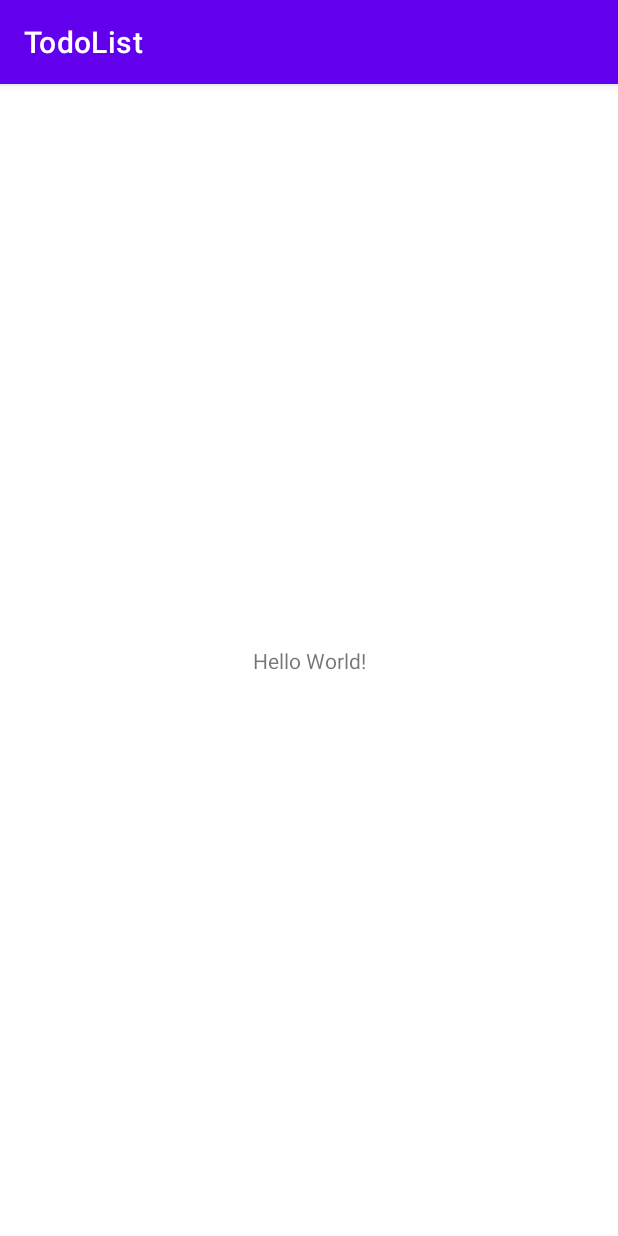
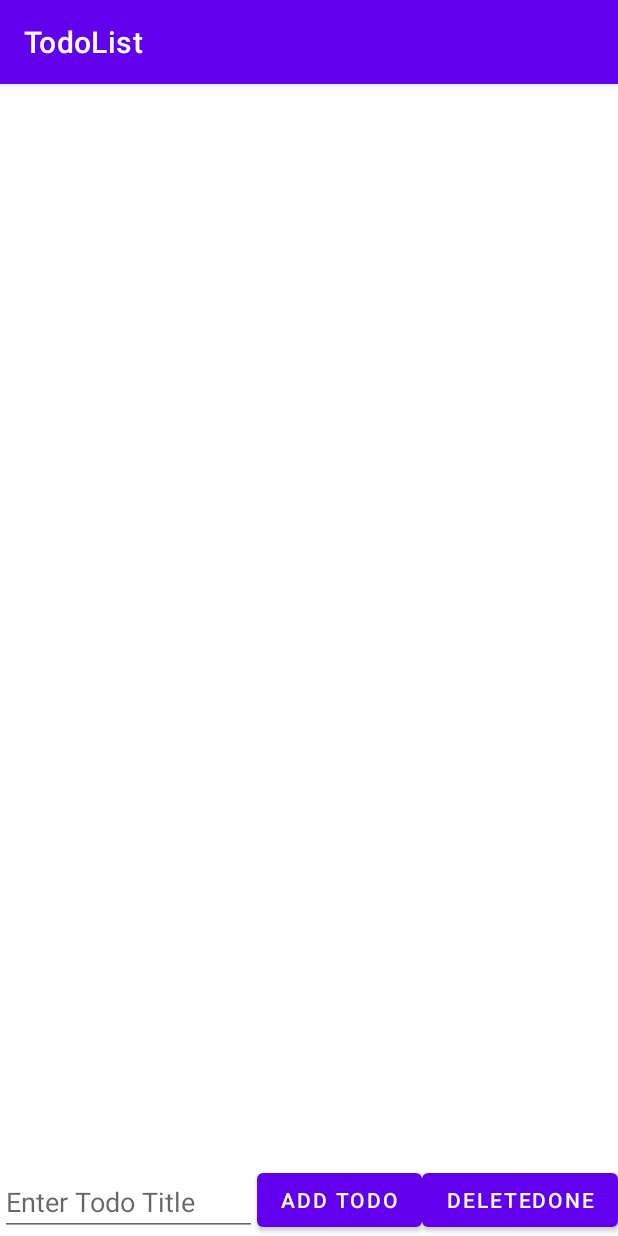
Before and after one commit to GabrielCavalcanti13/Kotlin, an Android app: the screen it shows after launch (MainActivity), on a phone screen of 412 x 824 dp. Run offline under Robolectric (Android 15) with nearby library versions, the phone set to English and light mode, and no system bars.

Commit message:
Creating layout

```diff
--- a/TodoList/app/src/main/res/layout/activity_main.xml
+++ b/TodoList/app/src/main/res/layout/activity_main.xml
@@ -6,13 +6,37 @@
     android:layout_height="match_parent"
     tools:context=".MainActivity">
 
-    <TextView
+    <androidx.recyclerview.widget.RecyclerView
+        android:id="@+id/rvTodoItens"
+        android:layout_width="match_parent"
+        android:layout_height="0dp"
+        app:layout_constraintBottom_toTopOf="@+id/btnAddTodo"
+        app:layout_constraintEnd_toEndOf="parent"
+        app:layout_constraintStart_toStartOf="parent"
+        app:layout_constraintTop_toTopOf="parent" />
+
+    <EditText
+        android:id="@+id/etTodoTitle"
+        android:layout_width="0dp"
+        android:layout_height="wrap_content"
+        android:hint="Enter Todo Title"
+        app:layout_constraintBottom_toBottomOf="parent"
+        app:layout_constraintEnd_toStartOf="@+id/btnAddTodo"
+        app:layout_constraintStart_toStartOf="parent" />
+
+    <Button
+        android:id="@+id/btnAddTodo"
         android:layout_width="wrap_content"
         android:layout_height="wrap_content"
-        android:text="Hello World!"
+        android:text="Add Todo"
         app:layout_constraintBottom_toBottomOf="parent"
-        app:layout_constraintLeft_toLeftOf="parent"
-        app:layout_constraintRight_toRightOf="parent"
-        app:layout_constraintTop_toTopOf="parent" />
+        app:layout_constraintEnd_toStartOf="@+id/btnDeleteDoneTodos" />
 
+    <Button
+        android:id="@+id/btnDeleteDoneTodos"
+        android:layout_width="wrap_content"
+        android:layout_height="wrap_content"
+        android:text="DeleteDone"
+        app:layout_constraintBottom_toBottomOf="parent"
+        app:layout_constraintEnd_toEndOf="parent" />
 </androidx.constraintlayout.widget.ConstraintLayout>
```
Also changed, not shown: TodoList/app/src/main/res/layout/item_todo.xml (added, +28 -0 lines).
